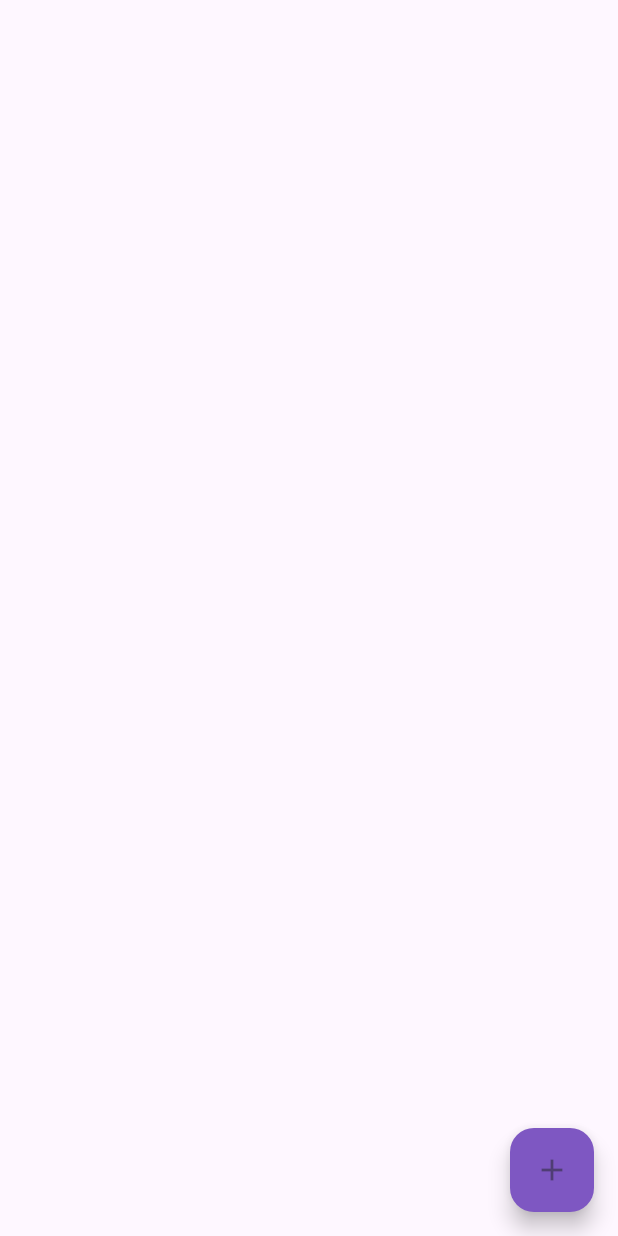
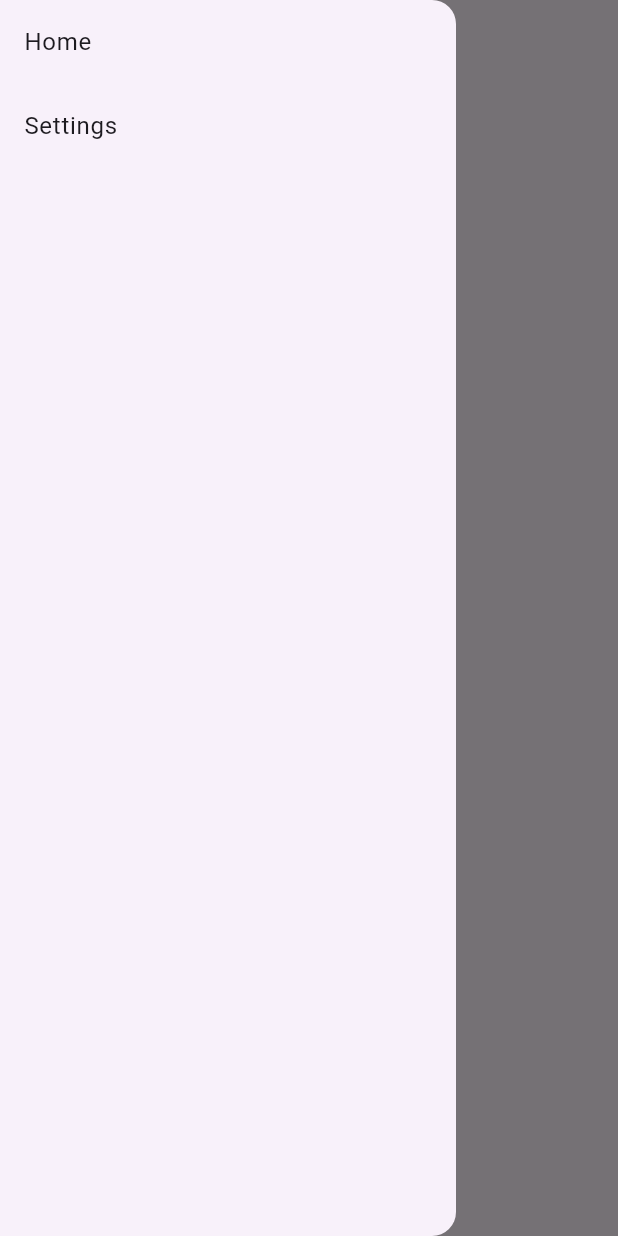
Before and after one commit to SagorSamadder/sAcademy-teacher, a Flutter app: the screen it shows once a user with an empty profile is signed in, with the side drawer open (before the commit the screen has no drawer), on a phone screen of 412 x 824 dp. Run offline on Flutter 3.47's test engine with Material 3 defaults, Android fonts, the phone set to English and light mode, and no system bars; our stand-ins replace cloud_firestore, firebase_auth, firebase_core, get, velocity_x; accounts and stored records are empty; network calls fail.

Commit message:
adding drawer in app

```diff
--- a/lib/main.dart
+++ b/lib/main.dart
@@ -58,7 +58,7 @@ class _MyAppState extends State<MyApp> {
           colorScheme: ColorScheme.fromSeed(seedColor: Colors.deepPurple),
           useMaterial3: true,
         ),
-        home: currentUser != null ? const DashboardScreen() : const LoginPage(),
+        home: currentUser != null ? const HomeScreen() : const LoginPage(),
       );
     }
   }
--- a/lib/view/add_question/add_question.dart
+++ b/lib/view/add_question/add_question.dart
@@ -364,7 +364,7 @@ class _AddQuestionScreenState extends State<AddQuestionScreen> {
           actions: [
             TextButton(
               onPressed: () {
-                Get.to(() => const DashboardScreen());
+                Get.to(() => const HomeScreen());
               },
               child: const Text('No'),
             ),
--- a/lib/view/auth_screen/login_page.dart
+++ b/lib/view/auth_screen/login_page.dart
@@ -87,7 +87,7 @@ class _LoginPageState extends State<LoginPage> {
                               );
                               VxToast.show(context, msg: "login successed");
                               controller.isloading(false);
-                              Get.offAll(() => const DashboardScreen());
+                              Get.offAll(() => const HomeScreen());
                             } else {
                               controller.isloading(false);
                             }
--- a/lib/view/home_screen/home_screen.dart
+++ b/lib/view/home_screen/home_screen.dart
@@ -1,25 +1,29 @@
 import 'package:flutter/material.dart';
-import 'package:get/get.dart';
-import '../add_question/add_question.dart';
 
-class DashboardScreen extends StatefulWidget {
-  const DashboardScreen({Key? key}) : super(key: key);
+import '../widgets/drawer.dart';
 
-  @override
-  State<DashboardScreen> createState() => _DashboardScreenState();
-}
+class HomeScreen extends StatelessWidget {
+  const HomeScreen({super.key});
 
-class _DashboardScreenState extends State<DashboardScreen> {
   @override
   Widget build(BuildContext context) {
     return Scaffold(
-      floatingActionButton: FloatingActionButton(
-        onPressed: () {
-          Get.to(() => const AddQuestionScreen());
-        },
-        backgroundColor: Colors.deepPurple.shade400,
-        child: const Icon(Icons.add),
+      appBar: AppBar(
+        title: const Text('Home'),
       ),
+      body: const Center(
+        child: Text('Home Screen Content'),
+      ),
+      drawer: const MyDrawer(),
     );
   }
 }
+
+
+// floatingActionButton: FloatingActionButton(
+//         onPressed: () {
+//           Get.to(() => const AddQuestionScreen());
+//         },
+//         backgroundColor: Colors.deepPurple.shade400,
+//         child: const Icon(Icons.add),
+//       ),
--- /dev/null
+++ b/lib/view/widgets/drawer.dart
@@ -0,0 +1,31 @@
+import 'package:flutter/material.dart';
+import 'package:get/get.dart';
+
+import '../home_screen/home_screen.dart';
+import '../settings/view/setting_view.dart';
+
+class MyDrawer extends StatelessWidget {
+  const MyDrawer({super.key});
+
+  @override
+  Widget build(BuildContext context) {
+    return Drawer(
+      child: ListView(
+        children: [
+          ListTile(
+            title: const Text('Home'),
+            onTap: () {
+              Get.to(const HomeScreen());
+            },
+          ),
+          ListTile(
+            title: const Text('Settings'),
+            onTap: () {
+              Get.to(const SettingScreen());
+            },
+          ),
+        ],
+      ),
+    );
+  }
+}
```
Also changed, not shown: lib/view/settings/view/setting_view.dart (added, +20 -0 lines).
